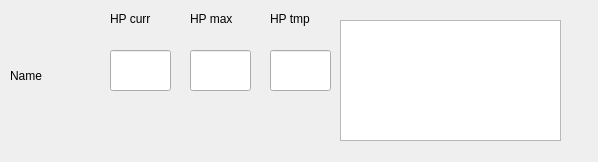
Old version of the form src/CombatantWidget/combatantwidget.ui in the repository lazaropo/2EManager.
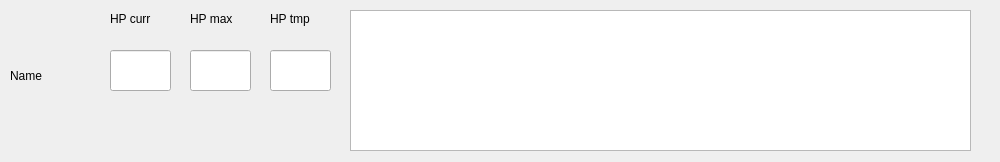
New version of the form.

Commit message: a little bit improvement. make do/undo by gui

Patch:
```diff
--- a/src/CombatantWidget/combatantwidget.ui
+++ b/src/CombatantWidget/combatantwidget.ui
@@ -6,7 +6,7 @@
    <rect>
     <x>0</x>
     <y>0</y>
-    <width>598</width>
+    <width>1000</width>
     <height>162</height>
    </rect>
   </property>
@@ -56,16 +56,6 @@
     </rect>
    </property>
   </widget>
-  <widget class="QListView" name="listView_effects">
-   <property name="geometry">
-    <rect>
-     <x>340</x>
-     <y>20</y>
-     <width>221</width>
-     <height>121</height>
-    </rect>
-   </property>
-  </widget>
   <widget class="QLabel" name="label_2">
    <property name="geometry">
     <rect>
@@ -105,6 +95,16 @@
     <string>HP tmp</string>
    </property>
   </widget>
+  <widget class="QListWidget" name="listWidget_effect">
+   <property name="geometry">
+    <rect>
+     <x>350</x>
+     <y>10</y>
+     <width>621</width>
+     <height>141</height>
+    </rect>
+   </property>
+  </widget>
  </widget>
  <resources/>
  <connections/>
```
Left out of the diff: 2 changed lines with no effect on the pictures. The commit also changes 4 other files.
